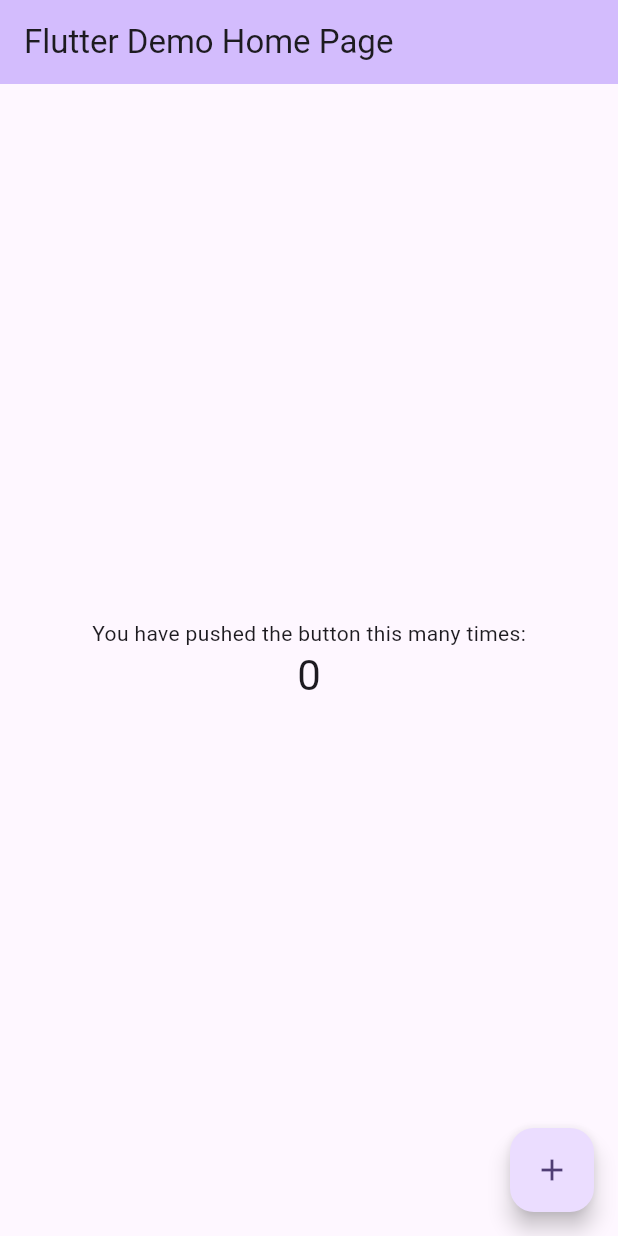
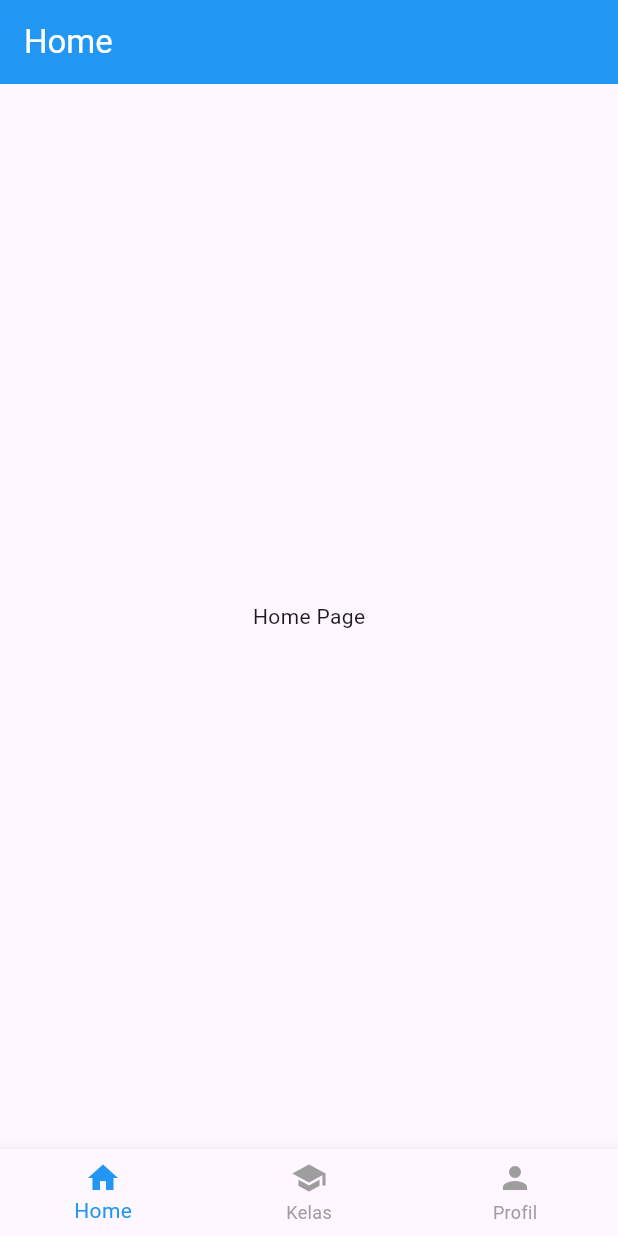
Before and after one commit to ahmadsubhann/UAS, a Flutter app: the screen it shows after launch, on a phone screen of 412 x 824 dp. Run offline on Flutter 3.47's test engine with Material 3 defaults, Android fonts, the phone set to English and light mode, and no system bars.

Commit message:
menambahkan bottom navigition

```diff
--- a/lib/main.dart
+++ b/lib/main.dart
@@ -1,4 +1,5 @@
 import 'package:flutter/material.dart';
+import 'package:lms_app/main_page.dart';
 
 void main() {
   runApp(const MyApp());
@@ -11,26 +12,11 @@ class MyApp extends StatelessWidget {
   @override
   Widget build(BuildContext context) {
     return MaterialApp(
-      title: 'Flutter Demo',
+      title: 'LMS App',
       theme: ThemeData(
-        // This is the theme of your application.
-        //
-        // TRY THIS: Try running your application with "flutter run". You'll see
-        // the application has a purple toolbar. Then, without quitting the app,
-        // try changing the seedColor in the colorScheme below to Colors.green
-        // and then invoke "hot reload" (save your changes or press the "hot
-        // reload" button in a Flutter-supported IDE, or press "r" if you used
-        // the command line to start the app).
-        //
-        // Notice that the counter didn't reset back to zero; the application
-        // state is not lost during the reload. To reset the state, use hot
-        // restart instead.
-        //
-        // This works for code too, not just values: Most code changes can be
-        // tested with just a hot reload.
         colorScheme: ColorScheme.fromSeed(seedColor: Colors.deepPurple),
       ),
-      home: const MyHomePage(title: 'Flutter Demo Home Page'),
+      home: const MainPage(),
     );
   }
 }
@@ -77,9 +63,6 @@ class _MyHomePageState extends State<MyHomePage> {
     // than having to individually change instances of widgets.
     return Scaffold(
       appBar: AppBar(
-        // TRY THIS: Try changing the color here to a specific color (to
-        // Colors.amber, perhaps?) and trigger a hot reload to see the AppBar
-        // change color while the other colors stay the same.
         backgroundColor: Theme.of(context).colorScheme.inversePrimary,
         // Here we take the value from the MyHomePage object that was created by
         // the App.build method, and use it to set our appbar title.
--- /dev/null
+++ b/lib/main_page.dart
@@ -0,0 +1,45 @@
+import 'package:flutter/material.dart';
+import 'package:lms_app/pages/home_page.dart';
+import 'package:lms_app/pages/kelas_page.dart';
+import 'package:lms_app/pages/profil_page.dart';
+
+class MainPage extends StatefulWidget {
+  const MainPage({Key? key}) : super(key: key);
+
+  @override
+  State<MainPage> createState() => _MainPageState();
+}
+
+class _MainPageState extends State<MainPage> {
+  int _selectedIndex = 0;
+
+  static const List<Widget> _pages = <Widget>[
+    HomePage(),
+    KelasPage(),
+    ProfilPage(),
+  ];
+
+  void _onItemTapped(int index) {
+    setState(() {
+      _selectedIndex = index;
+    });
+  }
+
+  @override
+  Widget build(BuildContext context) {
+    return Scaffold(
+      body: _pages[_selectedIndex],
+      bottomNavigationBar: BottomNavigationBar(
+        items: const <BottomNavigationBarItem>[
+          BottomNavigationBarItem(icon: Icon(Icons.home), label: 'Home'),
+          BottomNavigationBarItem(icon: Icon(Icons.school), label: 'Kelas'),
+          BottomNavigationBarItem(icon: Icon(Icons.person), label: 'Profil'),
+        ],
+        currentIndex: _selectedIndex,
+        selectedItemColor: Colors.blue,
+        unselectedItemColor: Colors.grey,
+        onTap: _onItemTapped,
+      ),
+    );
+  }
+}
--- /dev/null
+++ b/lib/pages/home_page.dart
@@ -0,0 +1,17 @@
+import 'package:flutter/material.dart';
+
+class HomePage extends StatelessWidget {
+  const HomePage({Key? key}) : super(key: key);
+
+  @override
+  Widget build(BuildContext context) {
+    return Scaffold(
+      appBar: AppBar(
+        title: const Text('Home'),
+        backgroundColor: Colors.blue,
+        foregroundColor: Colors.white,
+      ),
+      body: const Center(child: Text('Home Page')),
+    );
+  }
+}
```
Also changed, not shown: lib/pages/kelas_page.dart (added, +17 -0 lines), lib/pages/profil_page.dart (added, +17 -0 lines).
